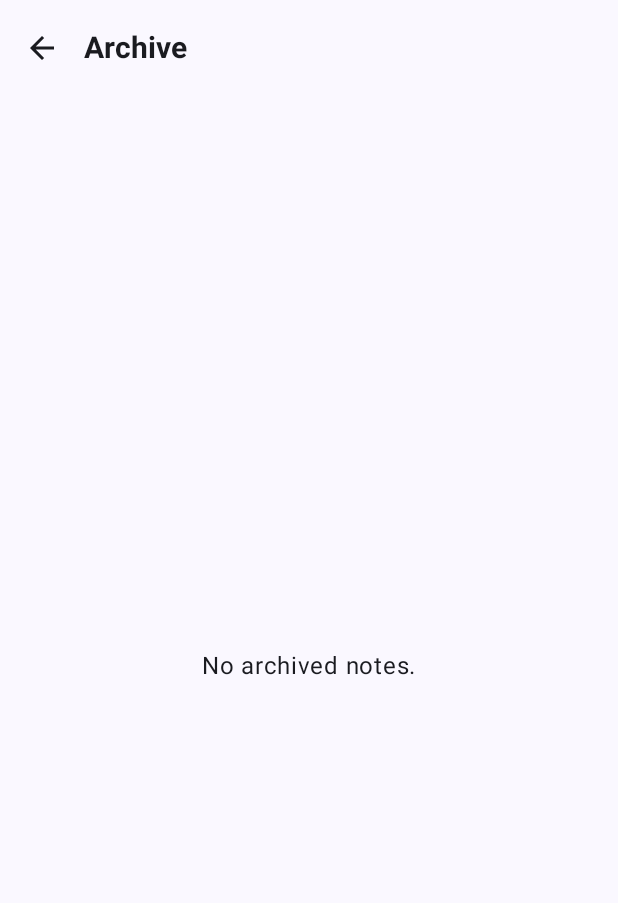
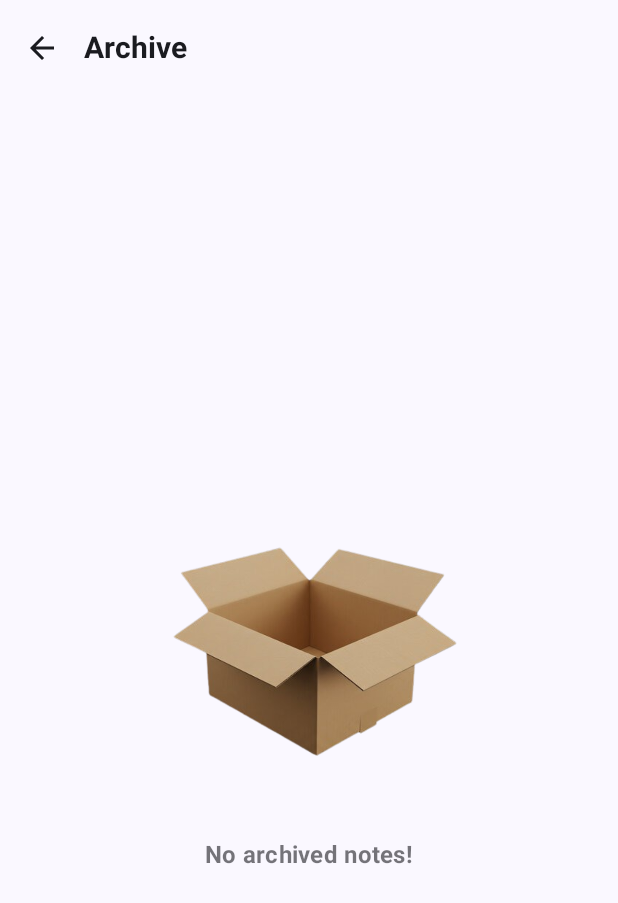
Before and after one commit to AayushKrGupta/MindScribe, an Android app built with Jetpack Compose: the ArchiveScreen screen opened through its navigation route, on a phone screen of 412 x 824 dp. Shown: the top 903 px of the screen. Run offline under Robolectric (Android 15) with nearby library versions, the phone set to English and light mode, and no system bars; our stand-ins replace Dagger/Hilt's generated code, Firebase (no records; nobody signed in at launch, a user with empty details on screens opened directly), Room's generated code, livedata-compose; pictures from the network do not load.

Commit message:
ui fixes 3.0

```diff
--- a/app/src/main/java/Database/NoteDao.kt
+++ b/app/src/main/java/Database/NoteDao.kt
@@ -7,6 +7,8 @@ import kotlinx.coroutines.flow.Flow
 
 @Dao
 interface NoteDao {
+
+
     // Get all notes for a specific user, ordered by timestamp
     @Query("SELECT * FROM notes WHERE userId = :userId ORDER BY timestamp DESC")
     fun getAllNotesForUser(userId: String): Flow<List<Note>>
@@ -22,6 +24,7 @@ interface NoteDao {
     @Insert(onConflict = OnConflictStrategy.REPLACE)
     suspend fun insert(note: Note)
 
+
     @Update
     suspend fun update(note: Note)
 
@@ -35,4 +38,7 @@ interface NoteDao {
     // Optional: Add a method to delete all notes for a specific user
     @Query("DELETE FROM notes WHERE userId = :userId")
     suspend fun deleteAllNotesForUser(userId: String)
+
+    @Insert(onConflict = OnConflictStrategy.REPLACE)
+    suspend fun insertAll(notes: List<Note>)
 }
--- a/app/src/main/java/LoginScreen/LoginScreen.kt
+++ b/app/src/main/java/LoginScreen/LoginScreen.kt
@@ -100,7 +100,7 @@ fun LoginScreen(
         Column(
             modifier = Modifier
                 .fillMaxSize()
-                .background(MaterialTheme.colorScheme.primaryContainer)
+                .background(Color.Yellow)
                 .padding(paddingValues),
             horizontalAlignment = Alignment.CenterHorizontally,
             verticalArrangement = Arrangement.Top
--- a/app/src/main/java/NavigationMenu/ArchiveScreen.kt
+++ b/app/src/main/java/NavigationMenu/ArchiveScreen.kt
@@ -1,10 +1,7 @@
-// Screens/ArchiveScreen.kt
-// Make sure this package declaration matches your actual project structure.
-// If your 'Screens' folder is directly under 'app/src/main/java', this is correct.
+
 package Screens
-
-
 import androidx.compose.foundation.ExperimentalFoundationApi
+import androidx.compose.foundation.Image
 import androidx.compose.foundation.combinedClickable
 import androidx.compose.foundation.layout.*
 import androidx.compose.foundation.lazy.grid.GridCells
@@ -29,14 +26,15 @@ import androidx.compose.ui.text.style.TextOverflow
 import androidx.compose.ui.unit.dp
 import androidx.compose.ui.unit.sp
 import androidx.navigation.NavController
-import androidx.lifecycle.viewmodel.compose.viewModel // This should still be here if you're using default ViewModel factory (though we pass it now)
-import backend.Note // <--- IMPORTANT: Ensure this import is correct for your Note data class's package
-import com.example.mindscribe.ui.components.NavigationDrawerContent // Only if used directly in this file
+import androidx.lifecycle.viewmodel.compose.viewModel
+import backend.Note
+import com.example.mindscribe.ui.components.NavigationDrawerContent
 import kotlinx.coroutines.launch
 import java.text.SimpleDateFormat
 import java.util.Date
 import java.util.Locale
 import androidx.compose.ui.res.colorResource // Ensure this is imported for colorResource
+import androidx.compose.ui.res.painterResource
 import com.example.mindscribe.viewmodel.NoteViewModel
 
 @OptIn(ExperimentalMaterial3Api::class)
@@ -66,9 +64,28 @@ fun ArchiveScreen(navController: NavController, noteViewModel: NoteViewModel) {
                 Box(
                     modifier = Modifier.fillMaxSize(),
                     contentAlignment = Alignment.Center
-                ) {
-                    Text("No archived notes.", style = MaterialTheme.typography.bodyLarge)
+                )
+                {Column(
+                    horizontalAlignment = Alignment.CenterHorizontally,
+                    verticalArrangement = Arrangement.Center
+                )
+                {
+                    Image(
+                        painter = painterResource(id = com.example.mindscribe.R.drawable.archive),
+                        contentDescription = "No Archive",
+                        modifier = Modifier.size(250.dp)
+                    )
+                    Spacer(modifier = Modifier.height(1.dp))
+                    Text(
+                        "No archived notes!",
+                        style = MaterialTheme.typography.titleMedium.copy(
+                            fontWeight = FontWeight.Bold
+                        ),
+                        color = MaterialTheme.colorScheme.onSurface.copy(alpha = 0.6f)
+                    )
+
                 }
+            }
             } else {
                 LazyVerticalGrid(
                     columns = GridCells.Fixed(2),
--- a/app/src/main/java/Repo/NoteRepository.kt
+++ b/app/src/main/java/Repo/NoteRepository.kt
@@ -3,9 +3,11 @@ package Repo
 import Database.NoteDao
 import android.util.Log
 import backend.Note
+import kotlinx.coroutines.delay
 
 import kotlinx.coroutines.flow.Flow
 import kotlinx.coroutines.flow.catch
+import kotlinx.coroutines.flow.first
 import kotlinx.coroutines.flow.firstOrNull
 import kotlinx.coroutines.flow.map
 import javax.inject.Inject
@@ -16,9 +18,11 @@ class NoteRepository @Inject constructor(
 ) {
     private companion object {
         const val TAG = "NoteRepository"
+        const val BATCH_SIZE = 50 // Reduced batch size for better reliability
+        const val MAX_RETRIES = 3
     }
 
-    // Local DB operations
+    // Local DB operations remain mostly the same
     fun getAllNotesForUser(userId: String): Flow<List<Note>> =
         noteDao.getAllNotesForUser(userId)
             .catch { e -> Log.e(TAG, "Local DB read error", e) }
@@ -30,94 +34,127 @@ class NoteRepository @Inject constructor(
         val noteToSave = note.copy(
             timestamp = if (note.timestamp == 0L) System.currentTimeMillis() else note.timestamp
         )
-
-        try {
-            // Local first strategy
         noteDao.insert(noteToSave)
-
-            // Sync to cloud if authenticated
         if (noteToSave.userId != "guest") {
             firestoreRepo.upsertNote(noteToSave, noteToSave.userId)
-                    .also { Log.d(TAG, "Note upserted to Firestore: ${noteToSave.id}") }
-            }
-        } catch (e: Exception) {
-            Log.e(TAG, "Insert failed", e)
-            throw Exception("Failed to save note")
         }
     }
 
     suspend fun update(note: Note) {
         val updatedNote = note.copy(timestamp = System.currentTimeMillis())
-
-        try {
         noteDao.update(updatedNote)
         if (updatedNote.userId != "guest") {
             firestoreRepo.upsertNote(updatedNote, updatedNote.userId)
         }
-        } catch (e: Exception) {
-            Log.e(TAG, "Update failed", e)
-            throw Exception("Failed to update note")
-        }
     }
 
     suspend fun delete(note: Note) {
-        try {
         noteDao.delete(note)
         if (note.userId != "guest") {
             firestoreRepo.deleteNote(note.id)
         }
+    }
+
+    // Improved sync implementation
+    suspend fun syncWithCloud(userId: String, onProgress: (Int) -> Unit = {}) {
+        if (userId == "guest") return
+
+        try {
+            Log.d(TAG, "Starting optimized sync for user: $userId")
+
+            // 1. Get all notes in batches
+            val localNotes = noteDao.getAllNotesForUser(userId).first()
+            val cloudNotes = firestoreRepo.getNotesByUser(userId).first()
+
+            // 2. Prepare sync operations
+            val operations = prepareSyncOperations(localNotes, cloudNotes, userId)
+
+            // 3. Execute in batches with progress updates
+            executeSyncOperations(operations, onProgress)
+
+            Log.d(TAG, "Sync completed successfully for user: $userId")
         } catch (e: Exception) {
-            Log.e(TAG, "Delete failed", e)
-            throw Exception("Failed to delete note")
+            Log.e(TAG, "Sync failed for user: $userId", e)
+            throw Exception("Sync failed: ${e.message ?: "Unknown error"}")
         }
     }
 
-    // Search functionality
-    fun searchNotesForUser(query: String, userId: String): Flow<List<Note>> =
-        noteDao.searchNotesForUser(query, userId)
-            .catch { e -> Log.e(TAG, "Search failed", e) }
+    private suspend fun prepareSyncOperations(
+        localNotes: List<Note>,
+        cloudNotes: List<Note>,
+        userId: String
+    ): SyncOperations {
+        val operations = SyncOperations()
 
-    // Sync improvements
-    suspend fun syncWithCloud(userId: String) {
-        if (userId == "guest") return
+        // Find notes that need pushing to cloud
+        localNotes.forEach { localNote ->
+            val cloudNote = cloudNotes.find { it.id == localNote.id }
+            if (cloudNote == null || localNote.timestamp > cloudNote.timestamp) {
+                operations.addUpload(localNote)
+            }
+        }
 
-        try {
-            Log.d(TAG, "Starting sync for user: $userId")
+        // Find notes that need pulling to local
+        cloudNotes.forEach { cloudNote ->
+            val localNote = localNotes.find { it.id == cloudNote.id }
+            if (localNote == null || cloudNote.timestamp > localNote.timestamp) {
+                operations.addDownload(cloudNote)
+            }
+        }
 
-            // 1. Push local changes to cloud
-            noteDao.getAllNotesForUser(userId).collect { localNotes ->
-                localNotes.forEach { localNote ->
-                    try {
-                        val cloudNote = firestoreRepo.getNoteById(localNote.id)
-                        if (cloudNote == null || localNote.timestamp > cloudNote.timestamp) {
-                            firestoreRepo.upsertNote(localNote, userId)
-                            Log.d(TAG, "Pushed local note to cloud: ${localNote.id}")
+        return operations
     }
-                    } catch (e: Exception) {
-                        Log.e(TAG, "Failed to push note ${localNote.id}", e)
+
+    private suspend fun executeSyncOperations(
+        operations: SyncOperations,
+        onProgress: (Int) -> Unit
+    ) {
+        val totalOperations = operations.upload.size + operations.download.size
+        var completedOperations = 0
+
+        // Process uploads in batches
+        operations.upload.chunked(BATCH_SIZE).forEach { batch ->
+            batch.forEach { note ->
+                tryWithRetry(MAX_RETRIES) {
+                    firestoreRepo.upsertNote(note, note.userId)
+                    completedOperations++
+                    onProgress(completedOperations * 100 / totalOperations)
                 }
             }
         }
 
-            // 2. Pull cloud changes to local
-            firestoreRepo.getNotesByUser(userId).collect { cloudNotes ->
-                cloudNotes.forEach { cloudNote ->
+        // Process downloads in batches
+        operations.download.chunked(BATCH_SIZE).forEach { batch ->
+            noteDao.insertAll(batch) // Single transaction
+            completedOperations += batch.size
+            onProgress(completedOperations * 100 / totalOperations)
+        }
+    }
+
+    private suspend fun <T> tryWithRetry(maxRetries: Int, block: suspend () -> T): T {
+        var retryCount = 0
+        var lastError: Exception? = null
+
+        while (retryCount <= maxRetries) {
             try {
-                        val localNote = noteDao.getNoteById(cloudNote.id)
-                        if (localNote == null || cloudNote.timestamp > localNote.timestamp) {
-                            noteDao.insert(cloudNote)
-                            Log.d(TAG, "Pulled cloud note to local: ${cloudNote.id}")
-                        }
+                return block()
             } catch (e: Exception) {
-                        Log.e(TAG, "Failed to pull note ${cloudNote.id}", e)
+                lastError = e
+                retryCount++
+                if (retryCount <= maxRetries) {
+                    delay(2000L * retryCount) // Exponential backoff
                 }
             }
         }
 
-            Log.d(TAG, "Sync completed for user: $userId")
-        } catch (e: Exception) {
-            Log.e(TAG, "Sync failed for user: $userId", e)
-            throw Exception("Sync failed: ${e.message}")
+        throw lastError ?: Exception("Unknown error after retries")
+    }
+
+    private class SyncOperations {
+        val upload = mutableListOf<Note>()
+        val download = mutableListOf<Note>()
+
+        fun addUpload(note: Note) { upload.add(note) }
+        fun addDownload(note: Note) { download.add(note) }
     }
 }
-}
--- a/app/src/main/java/Screens/HomeScreen.kt
+++ b/app/src/main/java/Screens/HomeScreen.kt
@@ -25,6 +25,7 @@ import androidx.compose.ui.Modifier
 import androidx.compose.ui.draw.clip
 import androidx.compose.ui.draw.shadow
 import androidx.compose.ui.input.nestedscroll.nestedScroll
+import androidx.compose.ui.layout.ContentScale
 import androidx.compose.ui.platform.LocalContext
 import androidx.compose.ui.res.colorResource
 import androidx.compose.ui.res.painterResource
@@ -35,6 +36,7 @@ import androidx.compose.ui.unit.dp
 import androidx.compose.ui.unit.sp
 import androidx.navigation.NavController
 import backend.Note
+import coil.compose.AsyncImage
 import com.example.mindscribe.R
 import com.example.mindscribe.ui.components.NavigationDrawerContent
 import com.example.mindscribe.viewmodel.NoteViewModel
@@ -69,6 +71,7 @@ fun HomeScreen(
             value = auth.currentUser
             if (value != null) {
                 scope.launch {
+                    Toast.makeText(context, "Syncing with Firebase...", Toast.LENGTH_SHORT).show()
                     noteViewModel.syncNotes()
                 }
             }
@@ -82,6 +85,7 @@ fun HomeScreen(
     // Initial sync
     LaunchedEffect(Unit) {
         if (currentUser != null) {
+            Toast.makeText(context, "Syncing with Firebase...", Toast.LENGTH_SHORT).show()
             noteViewModel.syncNotes()
         }
     }
@@ -182,7 +186,7 @@ fun HomeScreen(
                                     Icon(
                                         imageVector = Icons.Filled.AccountCircle,
                                         contentDescription = "Account",
-                                        tint = if (currentUser != null) MaterialTheme.colorScheme.primary
+                                        tint = if (currentUser != null) MaterialTheme.colorScheme.inversePrimary
                                         else MaterialTheme.colorScheme.onSurfaceVariant,
                                         modifier = Modifier.size(28.dp)
                                     )
@@ -214,13 +218,6 @@ fun HomeScreen(
                     }
                 }
             ) { innerPadding ->
-                Box(modifier = Modifier.fillMaxSize()) {
-                    if (uiState.isLoading) {
-                        CircularProgressIndicator(
-                            modifier = Modifier.align(Alignment.Center)
-                        )
-                    }
-
                 LazyVerticalGrid(
                     columns = GridCells.Fixed(2),
                     modifier = Modifier
@@ -231,7 +228,7 @@ fun HomeScreen(
                     horizontalArrangement = Arrangement.spacedBy(16.dp),
                     verticalArrangement = Arrangement.spacedBy(16.dp)
                 ) {
-                        if (notes.isEmpty() && !uiState.isLoading) {
+                    if (notes.isEmpty()) {
                         item(span = { GridItemSpan(maxLineSpan) }) {
                             Box(
                                 modifier = Modifier
@@ -243,19 +240,25 @@ fun HomeScreen(
                                     horizontalAlignment = Alignment.CenterHorizontally,
                                     verticalArrangement = Arrangement.Center
                                 ) {
-                                        Spacer(modifier = Modifier.height(200.dp))
+                                    Spacer(modifier = Modifier.height(250.dp))
                                     if (searchText.isBlank()) {
                                         Image(
-                                                painter = painterResource(id = R.drawable.add_note),
+                                            painter = painterResource(id = R.drawable.addnote),
                                             contentDescription = "Add Note",
                                             modifier = Modifier.size(190.dp)
                                         )
                                         Spacer(modifier = Modifier.height(16.dp))
                                         Text(
-                                                "Empty Note! Add your first note",
+                                            "Empty Note!",
                                             style = MaterialTheme.typography.titleMedium.copy(
                                                 fontWeight = FontWeight.Bold
                                             ),
+                                            color = MaterialTheme.colorScheme.onSurface.copy(alpha = 0.6f)
+                                        )
+                                        Spacer(modifier = Modifier.height(8.dp))
+                                        Text(
+                                            "Add your first note to start...",
+                                            style = MaterialTheme.typography.bodyMedium,
                                             color = MaterialTheme.colorScheme.onSurface.copy(alpha = 0.6f)
                                         )
                                     } else {
@@ -283,7 +286,6 @@ fun HomeScreen(
                 }
             }
         }
-        }
     )
 }
 
@@ -302,11 +304,13 @@ fun NoteCard(
     }
     val cardBackgroundColor = colorResource(id = note.colorResId)
     var showOptionsMenu by remember { mutableStateOf(false) }
+    val hasImage = !note.imageUrls.isNullOrEmpty()
+    val cardHeight = if (hasImage) 300.dp else 150.dp
 
     Card(
         modifier = Modifier
-            .aspectRatio(1f)
-            .fillMaxHeight()
+            .fillMaxWidth()
+            .height(cardHeight)
             .combinedClickable(
                 onClick = onClick,
                 onLongClick = { showOptionsMenu = true }
@@ -322,6 +326,23 @@ fun NoteCard(
             verticalArrangement = Arrangement.SpaceBetween
         ) {
             Column(modifier = Modifier.weight(1f)) {
+                // Display image if available
+                if (!note.imageUrls.isNullOrEmpty()) {
+                    // Safely get the first image using ?.firstOrNull() and the null-safe operator ?
+                    note.imageUrls?.firstOrNull()?.let { firstImageUrl ->
+                        AsyncImage(
+                            model = firstImageUrl,
+                            contentDescription = "Note Image",
+                            contentScale = ContentScale.Crop,
+                            modifier = Modifier
+                                .fillMaxWidth()
+                                .height(120.dp)
+                                .clip(RoundedCornerShape(8.dp))
+                        )
+                        Spacer(modifier = Modifier.height(8.dp))
+                    }
+                }
+
                 Row(
                     modifier = Modifier.fillMaxWidth(),
                     verticalAlignment = Alignment.CenterVertically
@@ -355,7 +376,6 @@ fun NoteCard(
                     color = MaterialTheme.colorScheme.onSurfaceVariant.copy(alpha = 0.8f)
                 )
             }
-            Spacer(modifier = Modifier.height(8.dp))
 
             Row(
                 modifier = Modifier.fillMaxWidth(),
@@ -372,7 +392,7 @@ fun NoteCard(
                         )
                         Spacer(modifier = Modifier.width(4.dp))
                     }
-                    if (!note.imageUrls.isNullOrEmpty()) {
+                    if (hasImage) {
                         Icon(
                             imageVector = Icons.Filled.Image,
                             contentDescription = "Contains Image",
@@ -405,7 +425,6 @@ fun NoteCard(
                         MaterialTheme.colorScheme.surfaceColorAtElevation(3.dp),
                         shape = RoundedCornerShape(12.dp)
                     )
-                    .clip(RoundedCornerShape(12.dp))
             ) {
                 DropdownMenuItem(
                     text = { Text(if (note.isPinned) "Unpin Note" else "Pin Note") },
--- a/app/src/main/java/com/example/mindscribe/ui/theme/Theme.kt
+++ b/app/src/main/java/com/example/mindscribe/ui/theme/Theme.kt
@@ -40,7 +40,10 @@ private val LightColorScheme = lightColorScheme(
     onTertiary = Color(0xFFFFFFFF), // Changed from Color.White to hex code for pure white
     onBackground = Color(0xFF1C1B1F), // Keep this as a dark color for text on white background
     onSurface = Color(0xFF1C1B1F),
+    inversePrimary = Color(0xFFFF0000)
+
 )
+
 
 @Composable
 fun MindScribeTheme(
--- a/app/src/main/java/ui/components/NavigationDrawer.kt
+++ b/app/src/main/java/ui/components/NavigationDrawer.kt
@@ -16,6 +16,10 @@ import androidx.compose.ui.Modifier
 import androidx.compose.ui.draw.clip
 import androidx.compose.ui.graphics.Color
 import androidx.compose.ui.res.painterResource
+import androidx.compose.ui.text.font.FontFamily
+import androidx.compose.ui.text.font.FontStyle
+import androidx.compose.ui.text.font.FontWeight
+import androidx.compose.ui.text.style.TextAlign
 import androidx.compose.ui.unit.dp
 import androidx.navigation.NavController
 import kotlinx.coroutines.launch
@@ -79,6 +83,20 @@ fun NavigationDrawerContent(
                 }
             }
 
+            Text(
+                text = "MindScribe",
+                style = MaterialTheme.typography.headlineSmall.copy(
+                    fontStyle = FontStyle.Italic,
+                    fontWeight = FontWeight.Bold,
+                    fontFamily = FontFamily.SansSerif
+                ),
+                modifier = Modifier
+                    .fillMaxWidth()  // Make the Text take full width
+                    .padding(top = 8.dp),
+                textAlign = TextAlign.Center  // Center the text within its available width
+            )
+        }
+
             Spacer(Modifier.height(12.dp))
 
             // Main Drawer Items
@@ -136,4 +154,3 @@ fun NavigationDrawerContent(
             }
         }
     }
-}
```
Also changed, not shown: app/src/main/res/drawable/addnote.png (added), app/src/main/res/drawable/archive.png (added), app/src/main/res/drawable/reminder.png. Lines whose indentation alone changed are shown as unchanged.
